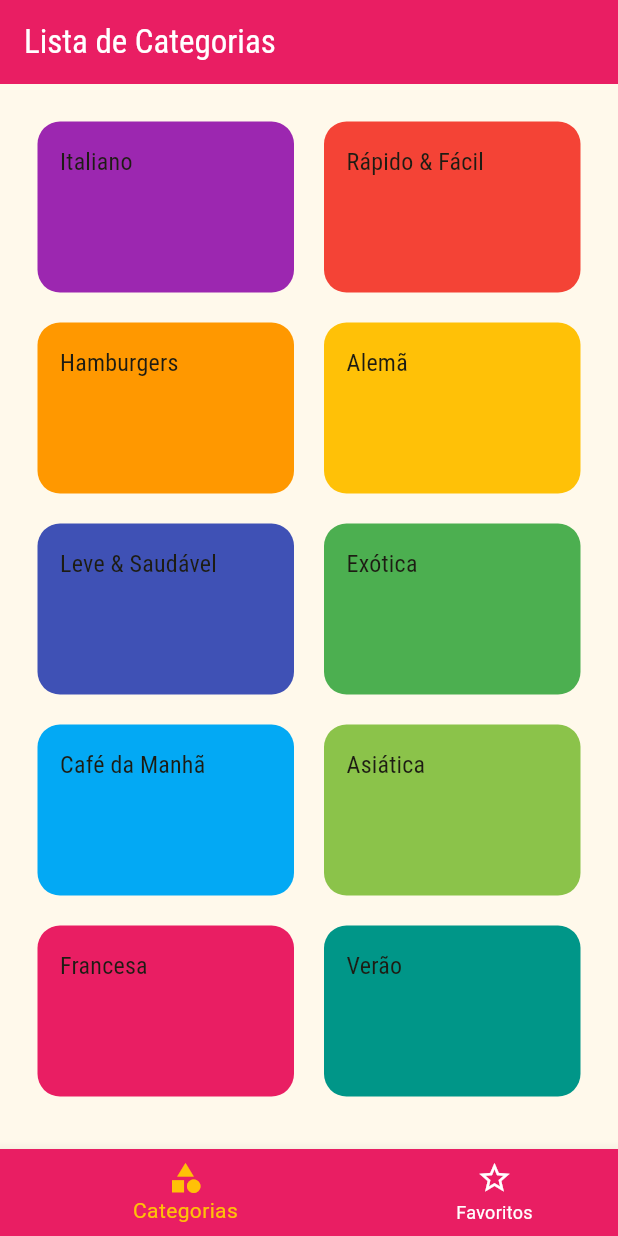
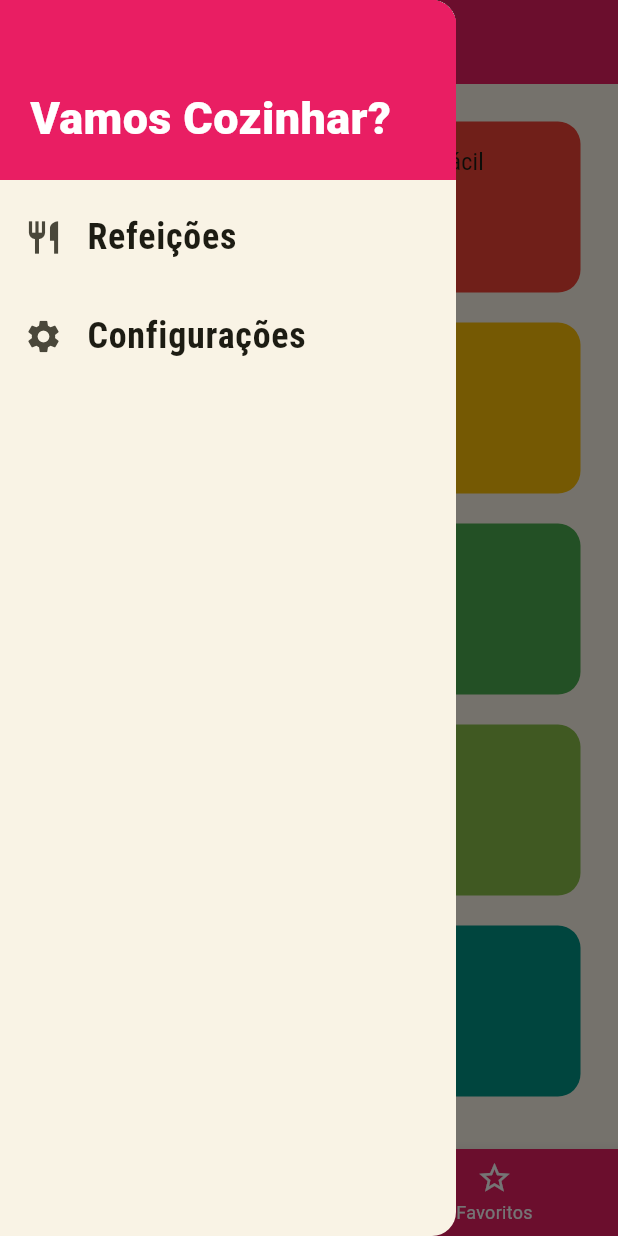
Before and after one commit to vinicius-benevides/flutter-recipe-manager, a Flutter app: the screen it shows after launch, with the side drawer open (before the commit the screen has no drawer), on a phone screen of 412 x 824 dp. Run offline on Flutter 3.47's test engine with Material 3 defaults, Android fonts, the phone set to English and light mode, and no system bars.

Commit message:
feat: create drawer for navigation

```diff
--- /dev/null
+++ b/lib/components/main_drawer.dart
@@ -0,0 +1,57 @@
+import 'package:flutter/material.dart';
+import 'package:recipe_manager/utils/consts/app_routes.dart';
+
+class MainDrawer extends StatelessWidget {
+  const MainDrawer({super.key});
+
+  Widget _createItemLink(IconData icon, String label, Function onTap) {
+    return ListTile(
+      leading: Icon(icon, size: 26),
+      title: Text(
+        label,
+        style: TextStyle(
+          fontFamily: 'RobotoCondensed',
+          fontSize: 24,
+          fontWeight: FontWeight.bold,
+        ),
+      ),
+      onTap: () => onTap(),
+    );
+  }
+
+  @override
+  Widget build(BuildContext context) {
+    return Drawer(
+      child: Column(
+        spacing: 10,
+        children: [
+          Container(
+            height: 120,
+            width: double.infinity,
+            padding: EdgeInsets.all(20),
+            color: Theme.of(context).colorScheme.primary,
+            alignment: Alignment.bottomLeft,
+            child: Text(
+              'Vamos Cozinhar?',
+              style: TextStyle(
+                fontWeight: FontWeight.w900,
+                fontSize: 30,
+                color: Colors.white,
+              ),
+            ),
+          ),
+          _createItemLink(
+            Icons.restaurant,
+            'Refeições',
+            () => Navigator.of(context).pushReplacementNamed(AppRoutes.home),
+          ),
+          _createItemLink(
+            Icons.settings,
+            'Configurações',
+            () => Navigator.of(context).pushReplacementNamed(AppRoutes.settings),
+          ),
+        ],
+      ),
+    );
+  }
+}
--- a/lib/main.dart
+++ b/lib/main.dart
@@ -2,6 +2,7 @@
 import 'package:recipe_manager/screens/categories_meals_screen.dart';
 import 'package:recipe_manager/screens/meal_detail_screen.dart';
 import 'package:recipe_manager/screens/not_found_screen.dart';
+import 'package:recipe_manager/screens/settings_screen.dart';
 import 'package:recipe_manager/screens/tabs_screen.dart';
 import 'package:recipe_manager/themes/main.dart';
 import 'package:recipe_manager/utils/consts/app_routes.dart';
@@ -21,6 +22,7 @@
         AppRoutes.home: (ctx) => TabsScreen(),
         AppRoutes.categoriesMeals: (ctx) => CategoriesMealsScreen(),
         AppRoutes.meailDetail: (ctx) => MealDetailScreen(),
+        AppRoutes.settings: (ctx) => SettingsScreen(),
       },
       onUnknownRoute: (settings) {
         return MaterialPageRoute(
--- /dev/null
+++ b/lib/screens/settings_screen.dart
@@ -0,0 +1,15 @@
+import 'package:flutter/material.dart';
+import 'package:recipe_manager/components/main_drawer.dart';
+
+class SettingsScreen extends StatelessWidget {
+  const SettingsScreen({super.key});
+
+  @override
+  Widget build(BuildContext context) {
+    return Scaffold(
+      appBar: AppBar(title: Text('Configurações')),
+      drawer: MainDrawer(),
+      body: Center(child: Text('Configurações')),
+    );
+  }
+}
--- a/lib/screens/tabs_screen.dart
+++ b/lib/screens/tabs_screen.dart
@@ -1,4 +1,5 @@
 import 'package:flutter/material.dart';
+import 'package:recipe_manager/components/main_drawer.dart';
 import 'package:recipe_manager/screens/categories_screen.dart';
 import 'package:recipe_manager/screens/favorite_screen.dart';
 
@@ -57,6 +58,7 @@
     return Scaffold(
       appBar: AppBar(title: Text(_screens[_selectedScreenIndex].title)),
       body: _screens[_selectedScreenIndex].widget,
+      drawer: MainDrawer(),
       bottomNavigationBar: BottomNavigationBar(
         onTap: (index) => _selectScreen(index),
         unselectedItemColor: Colors.white,
--- a/lib/utils/consts/app_routes.dart
+++ b/lib/utils/consts/app_routes.dart
@@ -2,4 +2,5 @@
   static const home = '/';
   static const categoriesMeals = '/categories-meals';
   static const meailDetail = '/meal-detail';
+  static const settings = '/settings';
 }
```
